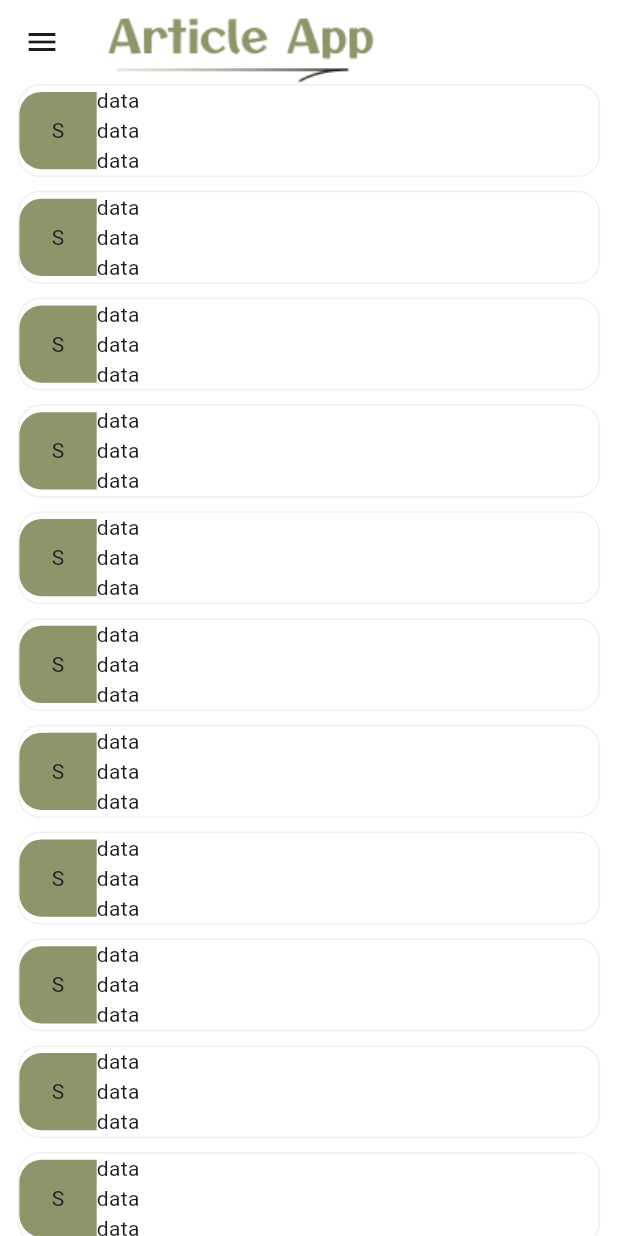
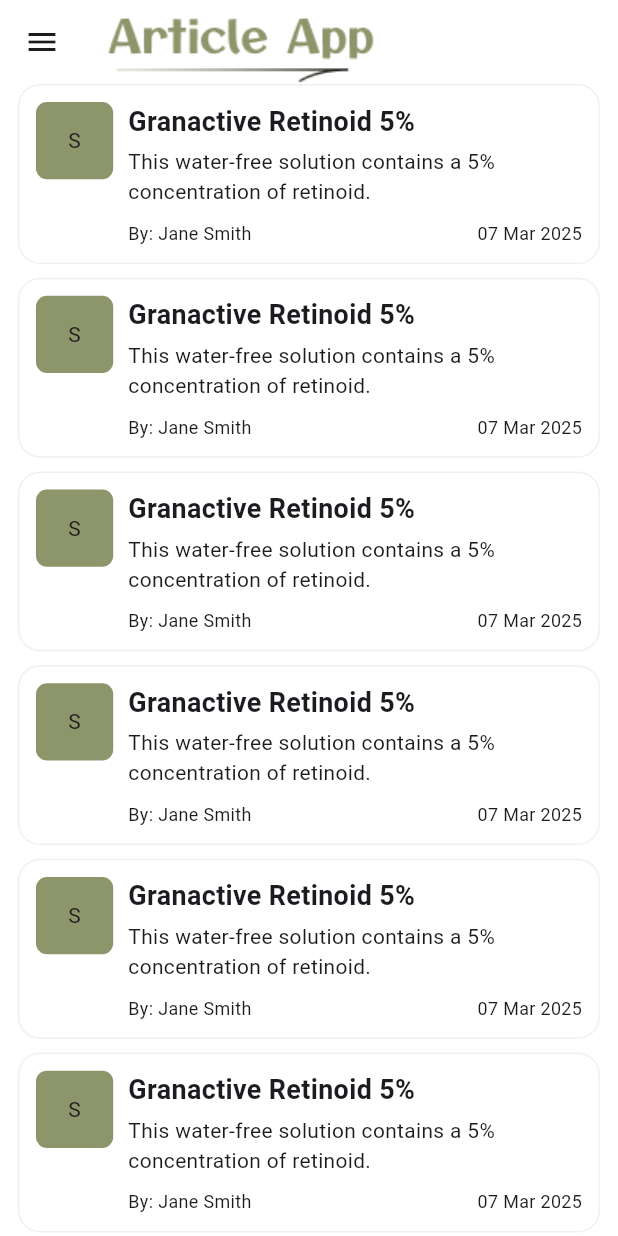
Before and after one commit to asadique2/article_app, a Flutter app: the screen it shows after launch, on a phone screen of 412 x 824 dp. Run offline on Flutter 3.47's test engine with Material 3 defaults, Android fonts, the phone set to English and light mode, and no system bars; our stand-ins replace flutter_screenutil, get.

Commit message:
Complete Article card ui with App utils file

```diff
--- a/article_app/lib/app/modeule/article/view/article_screen.dart
+++ b/article_app/lib/app/modeule/article/view/article_screen.dart
@@ -1,5 +1,7 @@
 import 'package:article_app/app/themes/app_colors.dart';
+import 'package:article_app/app/widgets/common_text.dart';
 import 'package:article_app/data/images.dart';
+import 'package:article_app/utils/app_utils.dart';
 import 'package:flutter/material.dart';
 import 'package:flutter_screenutil/flutter_screenutil.dart';
 import 'package:get/get.dart';
@@ -24,22 +26,48 @@ class ArticleScreen extends GetView<ArticleController> {
                 border: Border.all(color: AppColors.disableColor),
               ),
               child: Row(
+                crossAxisAlignment: CrossAxisAlignment.start,
                 children: [
                   Container(
                     decoration: BoxDecoration(
                       color: AppColors.baseColor,
-                      borderRadius: BorderRadius.only(
-                        topLeft: Radius.circular(16.r),
-                        bottomLeft: Radius.circular(16.r),
-                      ),
+                      borderRadius: BorderRadius.circular(8.r),
                     ),
                     height: 56.h,
                     width: 56.h,
                     child: Center(child: Text('S')),
                   ),
-                  Column(children: [Text('data'), Text('data'), Text('data')]),
+                  SizedBox(width: 10.w),
+                  Expanded(
+                    child: Column(
+                      crossAxisAlignment: CrossAxisAlignment.start,
+                      children: [
+                        title(text: 'Granactive Retinoid 5%'),
+                        SizedBox(height: 4.h),
+                        body(
+                          text:
+                              'This water-free solution contains a 5% concentration of retinoid.',
+                          maxLine: 4,
+                        ),
+                        SizedBox(height: 10.h),
+                        Row(
+                          mainAxisAlignment: MainAxisAlignment.spaceBetween,
+                          children: [
+                            caption(text: "By: Jane Smith"),
+                            caption(
+                              text:
+                                  AppUtils.formatDate(
+                                    "2025-03-07T10:12:11.199Z",
+                                  ) ??
+                                  '__',
+                            ),
+                          ],
+                        ),
+                      ],
+                    ),
+                  ),
                 ],
-              ),
+              ).paddingAll(12.r),
             ).paddingSymmetric(horizontal: 12.w),
         itemCount: 20,
       ),
--- /dev/null
+++ b/article_app/lib/utils/app_utils.dart
@@ -0,0 +1,13 @@
+import 'package:intl/intl.dart';
+
+class AppUtils {
+  static String? formatDate(String date) {
+    try {
+      DateTime dateTime = DateTime.parse(date);
+      String formattedDate = DateFormat("dd MMM yyyy").format(dateTime);
+      return formattedDate;
+    } catch (e) {
+      return null;
+    }
+  }
+}
--- a/article_app/pubspec.yaml
+++ b/article_app/pubspec.yaml
@@ -36,6 +36,7 @@ dependencies:
   cupertino_icons: ^1.0.8
   get: ^4.7.2
   flutter_screenutil: ^5.9.3
+  intl: ^0.20.2
 
 dev_dependencies:
   flutter_test:
```
Also changed, not shown: article_app/pubspec.lock.
